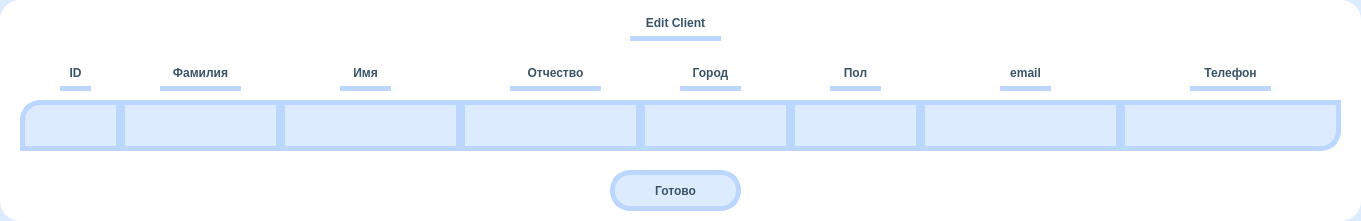
This is CRM/editUI/EditClient.ui in Plnguins/CRM as Qt 5 draws it before an edit. The edited form follows.
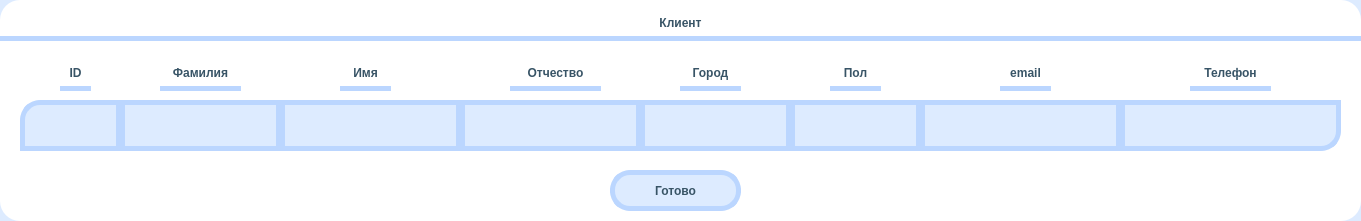
This is the edited form.

Commit message: Исправлен интерфейс добавления клиента

Patch:
```diff
--- a/CRM/editUI/EditClient.ui
+++ b/CRM/editUI/EditClient.ui
@@ -344,9 +344,9 @@
   <widget class="QLabel" name="tableName">
    <property name="geometry">
     <rect>
-     <x>630</x>
+     <x>0</x>
      <y>10</y>
-     <width>91</width>
+     <width>1361</width>
      <height>31</height>
     </rect>
    </property>
@@ -360,7 +360,7 @@
 	border-right: transparent;</string>
    </property>
    <property name="text">
-    <string>Edit Client</string>
+    <string>Клиент</string>
    </property>
    <property name="alignment">
     <set>Qt::AlignCenter</set>
```
